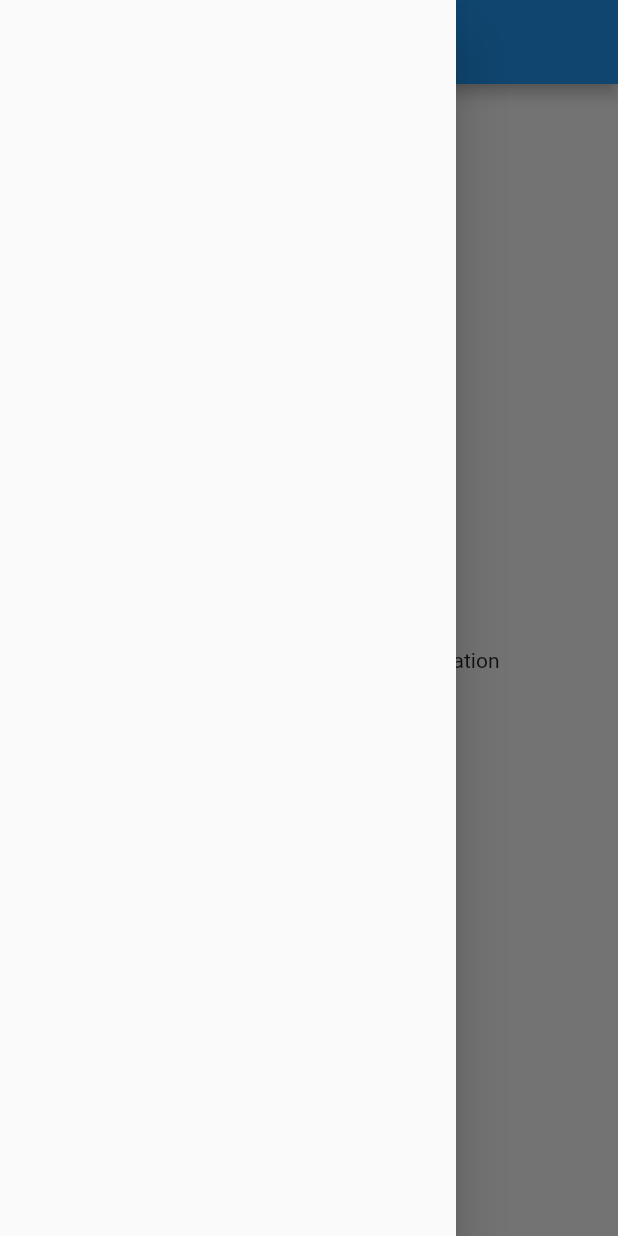
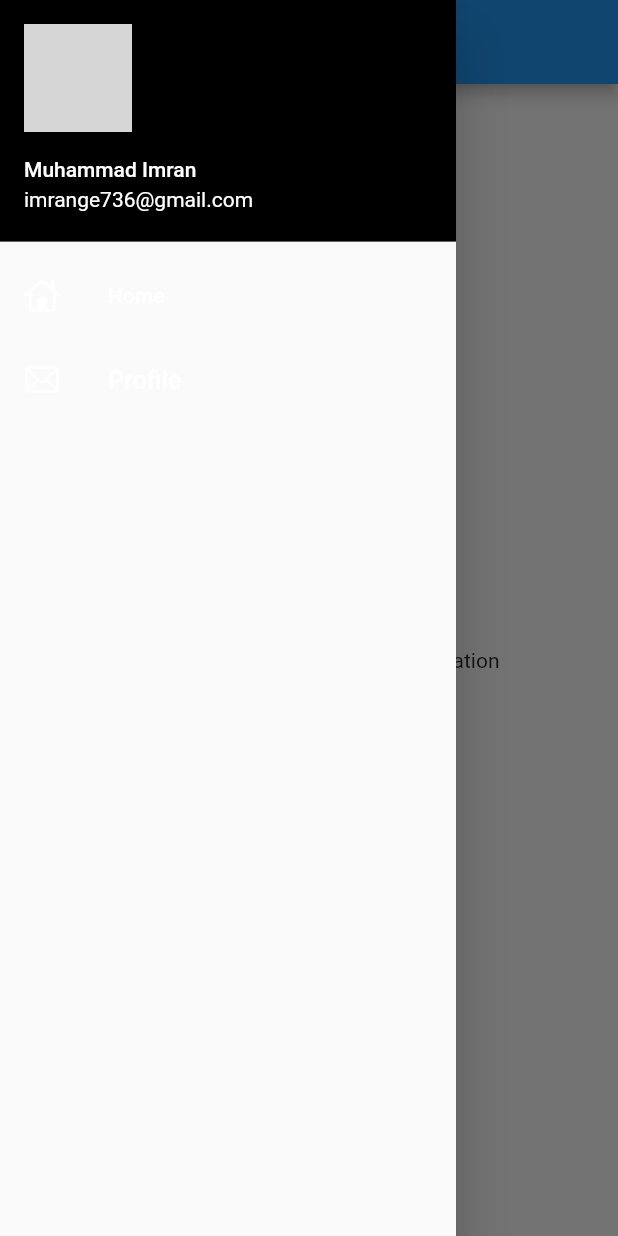
Before and after one commit to marooti/HMS, a Flutter app: the HomePage screen opened by its route, with the side drawer open, on a phone screen of 412 x 824 dp. Run offline on Flutter 3.47's test engine with Material 2 defaults, Android fonts, the phone set to English and light mode, and no system bars; network calls fail; grey boxes are pictures that could not be loaded.

Commit message:
App Drawer

```diff
--- /dev/null
+++ b/lib/drawer/drawer.dart
@@ -0,0 +1,61 @@
+import 'package:flutter/cupertino.dart';
+import 'package:flutter/material.dart';
+
+class MyDrawer extends StatelessWidget {
+  const MyDrawer({super.key});
+
+  @override
+  Widget build(BuildContext context) {
+    final imageUrl ="https://static.toiimg.com/photo/msid-92403920/92403920.jpg";
+    return Container(
+      color: Colors.deepPurple,
+      child: Drawer(
+        child: ListView(
+          children: [
+
+            DrawerHeader(
+              padding: EdgeInsets.zero,
+              child: UserAccountsDrawerHeader(
+                decoration: BoxDecoration(color: Colors.black),
+                margin: EdgeInsets.zero,
+                accountName: Text("Muhammad Imran"),
+                accountEmail: Text("imrange736@gmail.com"),
+                currentAccountPicture: CircleAvatar(
+                  backgroundImage: NetworkImage(imageUrl),
+                ),
+
+            ),
+            ),
+            ListTile(
+              leading: Icon(
+                CupertinoIcons.home,
+                color: Colors.white,
+              ),
+              title: Text
+              (
+                "Home",
+                style: TextStyle(
+                  color: Colors.white
+                ),
+              ),
+            ),
+              ListTile(
+              leading: Icon(
+                CupertinoIcons.mail,
+                color: Colors.white,
+              ),
+              title: Text
+              (
+                "Profile",
+                textScaleFactor: 1.2,
+                style: TextStyle(
+                  color: Colors.white
+                ),
+              ),
+            ),
+          ],
+        ),
+      ),
+    );
+  }
+}
--- a/lib/pages/homepage.dart
+++ b/lib/pages/homepage.dart
@@ -1,3 +1,4 @@
+import 'package:demo/drawer/drawer.dart';
 import 'package:flutter/material.dart';
 
 class HomePage extends StatelessWidget {
@@ -14,7 +15,7 @@ class HomePage extends StatelessWidget {
             child: Text("Welcome to Imran in Flutter Organization"),
           ),
         ),
-        drawer: Drawer(),
+        drawer: MyDrawer(),
       );
   }
 }
--- a/lib/pages/login_page.dart
+++ b/lib/pages/login_page.dart
@@ -3,14 +3,19 @@ import 'package:flutter/material.dart';
 import '../routes/routes.dart';
 
 class LoginPage extends StatelessWidget {
-  const LoginPage({super.key});
 
+  final _formkey = GlobalKey<FormState>();
+   bool changeButton = false;
   @override
   Widget build(BuildContext context) {
+
+
     return Material(
       color: Colors.white,
       child: Padding(
         padding: const EdgeInsets.symmetric(vertical: 16, horizontal: 32),
+        child: Form(
+          key: _formkey,
           child: Column(
             children: [
               Image.asset("assets/images/login.png",
@@ -33,6 +38,12 @@ class LoginPage extends StatelessWidget {
                   hintText: "Enter username",
                   labelText: "Username",
                 ),
+                validator: (value){
+                  if(value!.isEmpty){
+                    return "Enter your name";
+                  }
+                  return null;
+                },
               ),
               SizedBox(
                 height: 20,
@@ -43,6 +54,12 @@ class LoginPage extends StatelessWidget {
                   hintText: "Enter password",
                   labelText: "Password",
                 ),
+                 validator: (value){
+                  if(value!.isEmpty){
+                    return "Enter your password";
+                  }
+                  return null;
+                },
               ),
               SizedBox(
                 height: 20,
@@ -63,6 +80,7 @@ class LoginPage extends StatelessWidget {
             ],
 
           ),
+        ),
       )
     );
   }
```
Lines whose indentation alone changed are shown as unchanged.
